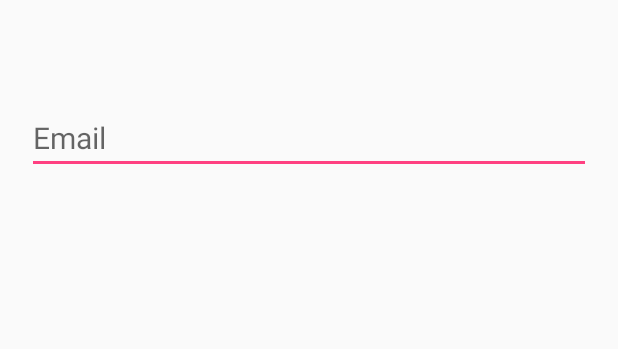
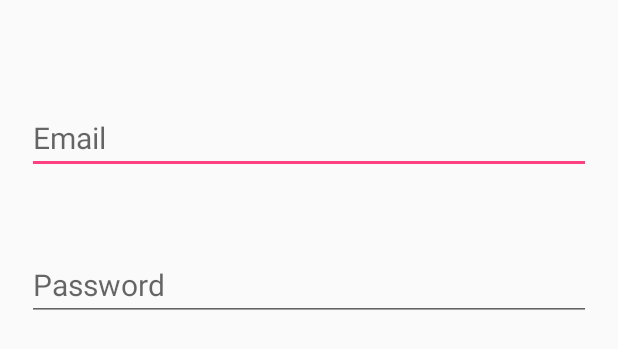
Before and after one commit to shamshad919/Foodie, an Android app: the layout sign_up.xml on its own in the app's theme, with its tools: preview values and no code run, on a phone screen of 412 x 824 dp. Shown: the top 349 px of the screen. Run offline under Robolectric (Android 15) with nearby library versions, the phone set to English and light mode, and no system bars.

Commit message:
sign up password

```diff
--- a/app/src/main/res/layout/sign_up.xml
+++ b/app/src/main/res/layout/sign_up.xml
@@ -6,7 +6,7 @@
 
 
     <EditText
-        android:id="@+id/editText"
+        android:id="@+id/email"
         android:layout_width="wrap_content"
         android:layout_height="wrap_content"
         android:ems="17"
@@ -15,4 +15,15 @@
         android:hint="Email"
         android:textSize="20sp"
         />
+    <EditText
+        android:id="@+id/password"
+        android:layout_width="wrap_content"
+        android:layout_height="wrap_content"
+        android:ems="17"
+        android:layout_below="@+id/email"
+        android:inputType="numberPassword"
+        android:layout_marginTop="50dp"
+        android:hint="Password"
+        android:textSize="20sp"
+        />
 </RelativeLayout>
```
